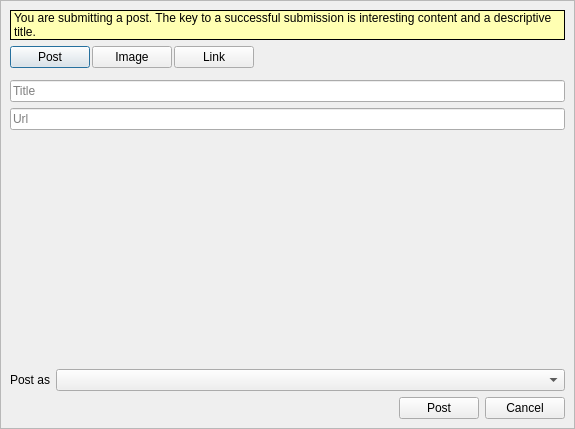
Old version of the form retroshare-gui/src/gui/Posted/PostedCreatePostDialog.ui in the repository RetroShare/RetroShare.
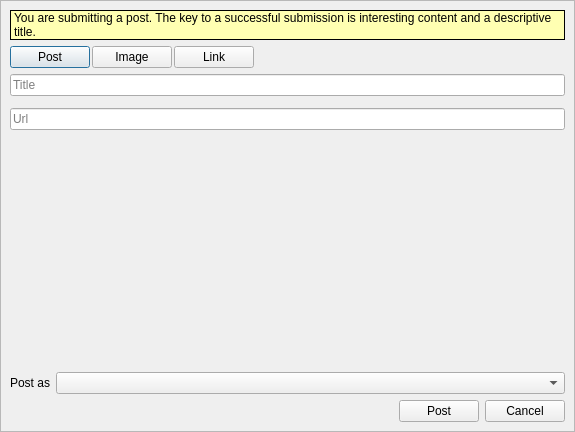
New version of the form. The open tabs and pages were chosen to show the change. Icons and pictures are not drawn. Custom widgets are drawn as their Qt base class.

Commit message: Removed redundant title inputbox

Diff of the .ui file:
```diff
--- a/retroshare-gui/src/gui/Posted/PostedCreatePostDialog.ui
+++ b/retroshare-gui/src/gui/Posted/PostedCreatePostDialog.ui
@@ -128,6 +128,22 @@
         </property>
        </widget>
       </item>
+      <item row="5" column="0">
+       <spacer name="buttonHSpacer">
+        <property name="orientation">
+         <enum>Qt::Horizontal</enum>
+        </property>
+        <property name="sizeType">
+         <enum>QSizePolicy::Expanding</enum>
+        </property>
+        <property name="sizeHint" stdset="0">
+         <size>
+          <width>40</width>
+          <height>20</height>
+         </size>
+        </property>
+       </spacer>
+      </item>
       <item row="1" column="0" colspan="3">
        <layout class="QHBoxLayout" name="horizontalLayout_2">
         <property name="spacing">
@@ -199,7 +215,7 @@
         </item>
        </layout>
       </item>
-      <item row="3" column="0" colspan="3">
+      <item row="4" column="0" colspan="3">
        <layout class="QHBoxLayout" name="horizontalLayout">
         <item>
          <widget class="QLabel" name="signedLabel">
@@ -226,23 +242,7 @@
         </item>
        </layout>
       </item>
-      <item row="4" column="0">
-       <spacer name="buttonHSpacer">
-        <property name="orientation">
-         <enum>Qt::Horizontal</enum>
-        </property>
-        <property name="sizeType">
-         <enum>QSizePolicy::Expanding</enum>
-        </property>
-        <property name="sizeHint" stdset="0">
-         <size>
-          <width>40</width>
-          <height>20</height>
-         </size>
-        </property>
-       </spacer>
-      </item>
-      <item row="4" column="2">
+      <item row="5" column="2">
        <widget class="QDialogButtonBox" name="buttonBox">
         <property name="sizePolicy">
          <sizepolicy hsizetype="Fixed" vsizetype="Fixed">
@@ -258,7 +258,7 @@
         </property>
        </widget>
       </item>
-      <item row="2" column="0" colspan="3">
+      <item row="3" column="0" colspan="3">
        <widget class="QStackedWidget" name="stackedWidget">
         <property name="currentIndex">
          <number>0</number>
@@ -277,16 +277,9 @@
           <property name="bottomMargin">
            <number>0</number>
           </property>
-          <item row="1" column="0">
+          <item row="2" column="0">
            <widget class="RichTextEdit" name="RichTextEditWidget" native="true"/>
           </item>
-          <item row="0" column="0">
-           <widget class="QLineEdit" name="titleEdit">
-            <property name="placeholderText">
-             <string>Title</string>
-            </property>
-           </widget>
-          </item>
          </layout>
         </widget>
         <widget class="QWidget" name="stackedWidgetPage2">
@@ -397,14 +390,14 @@
           <property name="rightMargin">
            <number>0</number>
           </property>
-          <item row="1" column="0">
+          <item row="0" column="0">
            <widget class="QLineEdit" name="linkEdit">
             <property name="placeholderText">
              <string>Url</string>
             </property>
            </widget>
           </item>
-          <item row="2" column="0">
+          <item row="1" column="0">
            <spacer name="verticalSpacer">
             <property name="orientation">
              <enum>Qt::Vertical</enum>
@@ -417,18 +410,11 @@
             </property>
            </spacer>
           </item>
-          <item row="0" column="0">
-           <widget class="QLineEdit" name="titleEditLink">
-            <property name="placeholderText">
-             <string>Title</string>
-            </property>
-           </widget>
-          </item>
          </layout>
         </widget>
        </widget>
       </item>
-      <item row="4" column="1">
+      <item row="5" column="1">
        <widget class="QPushButton" name="submitButton">
         <property name="sizePolicy">
          <sizepolicy hsizetype="Preferred" vsizetype="Fixed">
@@ -444,6 +430,22 @@
         </property>
        </widget>
       </item>
+      <item row="2" column="0" colspan="3">
+       <widget class="QLineEdit" name="titleEdit">
+        <property name="sizePolicy">
+         <sizepolicy hsizetype="Expanding" vsizetype="Fixed">
+          <horstretch>0</horstretch>
+          <verstretch>0</verstretch>
+         </sizepolicy>
+        </property>
+        <property name="alignment">
+         <set>Qt::AlignLeading|Qt::AlignLeft|Qt::AlignVCenter</set>
+        </property>
+        <property name="placeholderText">
+         <string>Title</string>
+        </property>
+       </widget>
+      </item>
      </layout>
     </widget>
    </item>
```
Left out of the diff: 2 changed lines with no effect on the pictures. The commit also changes 1 other file.
